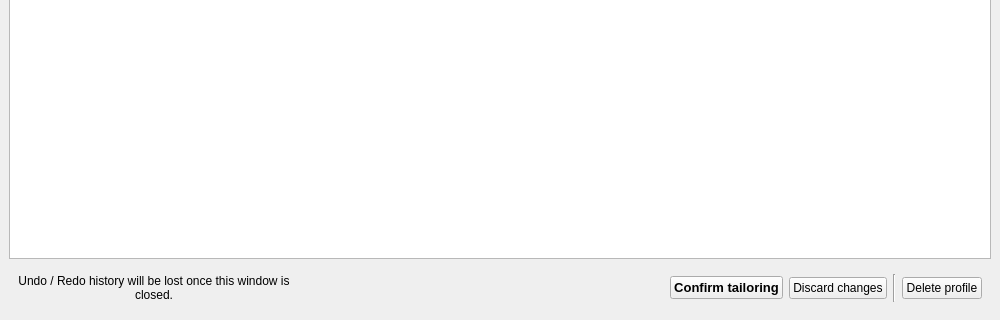
OpenSCAP/scap-workbench, file ui/TailoringWindow.ui: the form before one commit; both pictures show x 0 to 1000 and y 407 to 727 of the 1000 by 727 pixel window.
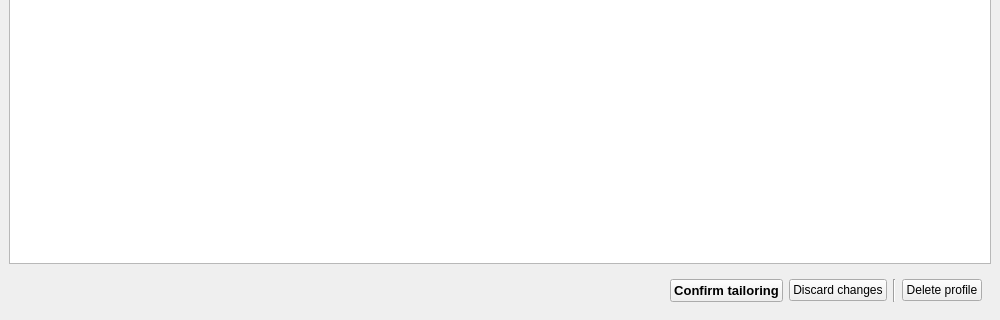
The form after the commit.

Commit message: Mild face-lift of TailoringWindow, hopefully editable lineedits can be distinguished from read-only now

Diff of the .ui file:
```diff
--- a/ui/TailoringWindow.ui
+++ b/ui/TailoringWindow.ui
@@ -48,19 +48,6 @@
     <item>
      <widget class="QWidget" name="widget" native="true">
       <layout class="QHBoxLayout" name="horizontalLayout">
-       <item>
-        <widget class="QLabel" name="label">
-         <property name="text">
-          <string>Undo / Redo history will be lost once this window is closed.</string>
-         </property>
-         <property name="alignment">
-          <set>Qt::AlignCenter</set>
-         </property>
-         <property name="wordWrap">
-          <bool>true</bool>
-         </property>
-        </widget>
-       </item>
        <item>
         <spacer name="horizontalSpacer">
          <property name="orientation">
```
Left out of the diff: 6 changed lines with no effect on the pictures. The commit also changes 5 other files.
